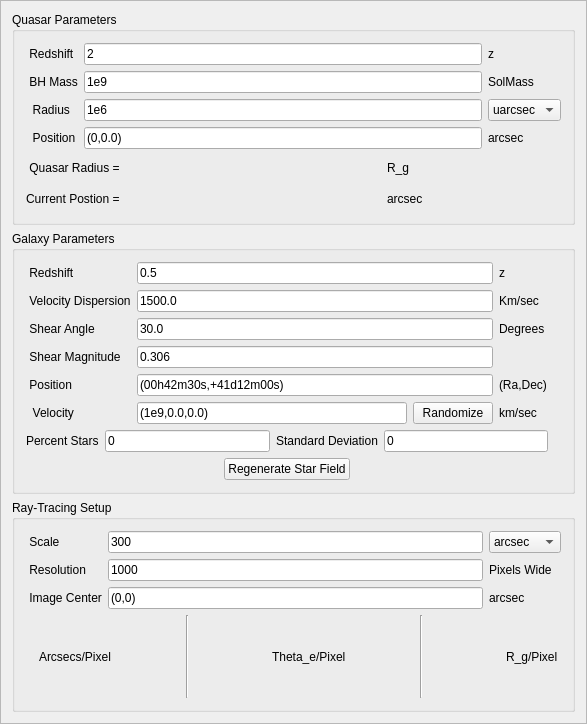
JordanKoeller/MirageOld, file Resources/GUIViews/ParametersView/parametersview.ui: the form before one commit.
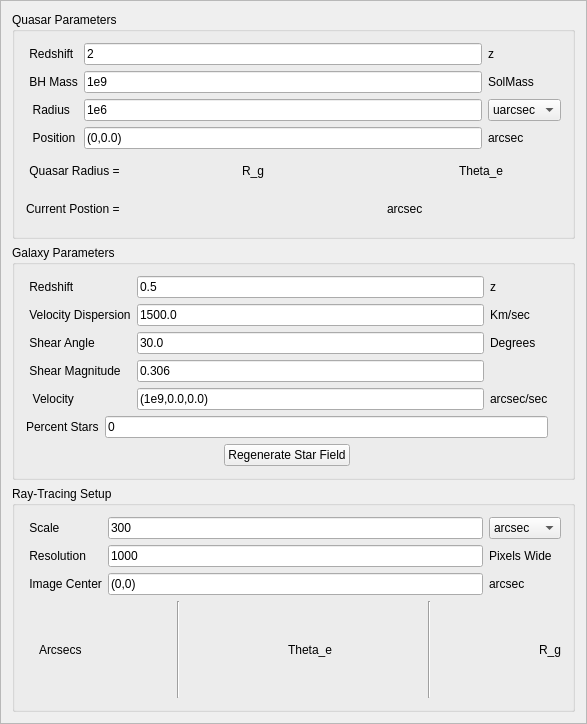
The form after the commit.

```diff
--- a/Resources/GUIViews/ParametersView/parametersview.ui
+++ b/Resources/GUIViews/ParametersView/parametersview.ui
@@ -57,8 +57,8 @@
        <rect>
         <x>0</x>
         <y>0</y>
-        <width>572</width>
-        <height>739</height>
+        <width>585</width>
+        <height>722</height>
        </rect>
       </property>
       <property name="maximumSize">
@@ -218,6 +218,20 @@
               </property>
              </widget>
             </item>
+            <item>
+             <widget class="QLabel" name="qRadiusThetaEEntry">
+              <property name="text">
+               <string/>
+              </property>
+             </widget>
+            </item>
+            <item>
+             <widget class="QLabel" name="label_10">
+              <property name="text">
+               <string>Theta_e</string>
+              </property>
+             </widget>
+            </item>
            </layout>
           </item>
           <item>
@@ -281,13 +295,6 @@
           </item>
           <item row="0" column="1" rowspan="2">
            <layout class="QGridLayout" name="gridLayout_3">
-            <item row="4" column="0">
-             <widget class="QLabel" name="qPosLabel">
-              <property name="text">
-               <string> Position</string>
-              </property>
-             </widget>
-            </item>
             <item row="1" column="0">
              <widget class="QLabel" name="label_11">
               <property name="text">
@@ -366,20 +373,6 @@
              </widget>
             </item>
             <item row="4" column="1">
-             <widget class="QLineEdit" name="gPositionEntry">
-              <property name="text">
-               <string>(00h42m30s,+41d12m00s)</string>
-              </property>
-             </widget>
-            </item>
-            <item row="4" column="2">
-             <widget class="QLabel" name="qPosUnit">
-              <property name="text">
-               <string>(Ra,Dec)</string>
-              </property>
-             </widget>
-            </item>
-            <item row="5" column="1">
              <layout class="QHBoxLayout" name="horizontalLayout_6">
               <item>
                <widget class="QLineEdit" name="qVelocity">
@@ -388,26 +381,19 @@
                 </property>
                </widget>
               </item>
-              <item>
-               <widget class="QPushButton" name="qVelRandomizer">
-                <property name="text">
-                 <string>Randomize</string>
-                </property>
-               </widget>
-              </item>
              </layout>
             </item>
-            <item row="5" column="0">
+            <item row="4" column="0">
              <widget class="QLabel" name="vel_label">
               <property name="text">
                <string>  Velocity</string>
               </property>
              </widget>
             </item>
-            <item row="5" column="2">
+            <item row="4" column="2">
              <widget class="QLabel" name="vel_units">
               <property name="text">
-               <string>km/sec</string>
+               <string>arcsec/sec</string>
               </property>
              </widget>
             </item>
@@ -466,20 +452,6 @@
               </property>
              </widget>
             </item>
-            <item>
-             <widget class="QLabel" name="starStdDevLabel">
-              <property name="text">
-               <string>Standard Deviation</string>
-              </property>
-             </widget>
-            </item>
-            <item>
-             <widget class="QLineEdit" name="gStarStdDev">
-              <property name="text">
-               <string>0</string>
-              </property>
-             </widget>
-            </item>
            </layout>
           </item>
          </layout>
@@ -593,7 +565,7 @@
             <item>
              <widget class="QLabel" name="label_36">
               <property name="text">
-               <string>Arcsecs/Pixel </string>
+               <string>Arcsecs</string>
               </property>
              </widget>
             </item>
@@ -640,7 +612,7 @@
             <item>
              <widget class="QLabel" name="label_35">
               <property name="text">
-               <string>Theta_e/Pixel </string>
+               <string>Theta_e</string>
               </property>
              </widget>
             </item>
@@ -687,7 +659,7 @@
             <item>
              <widget class="QLabel" name="label_34">
               <property name="text">
-               <string>R_g/Pixel </string>
+               <string>R_g</string>
               </property>
              </widget>
             </item>
```
